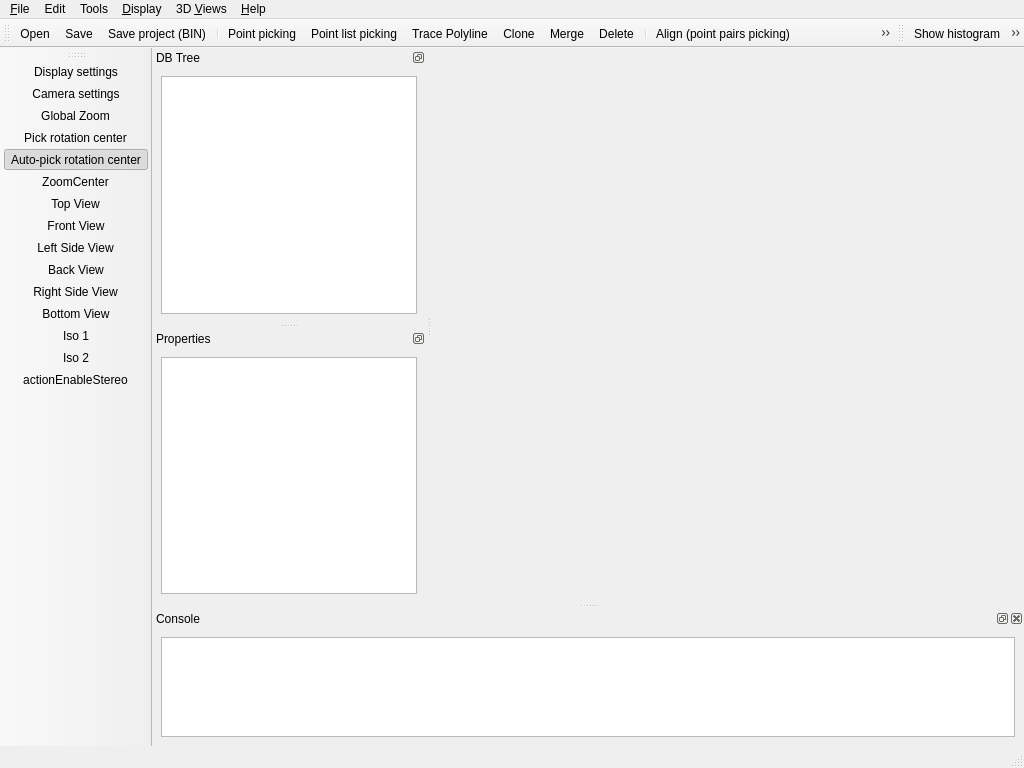
This is qCC/ui_templates/mainWindow.ui in pw-q/CloudCompare as Qt 5 draws it before an edit. The edited form follows.
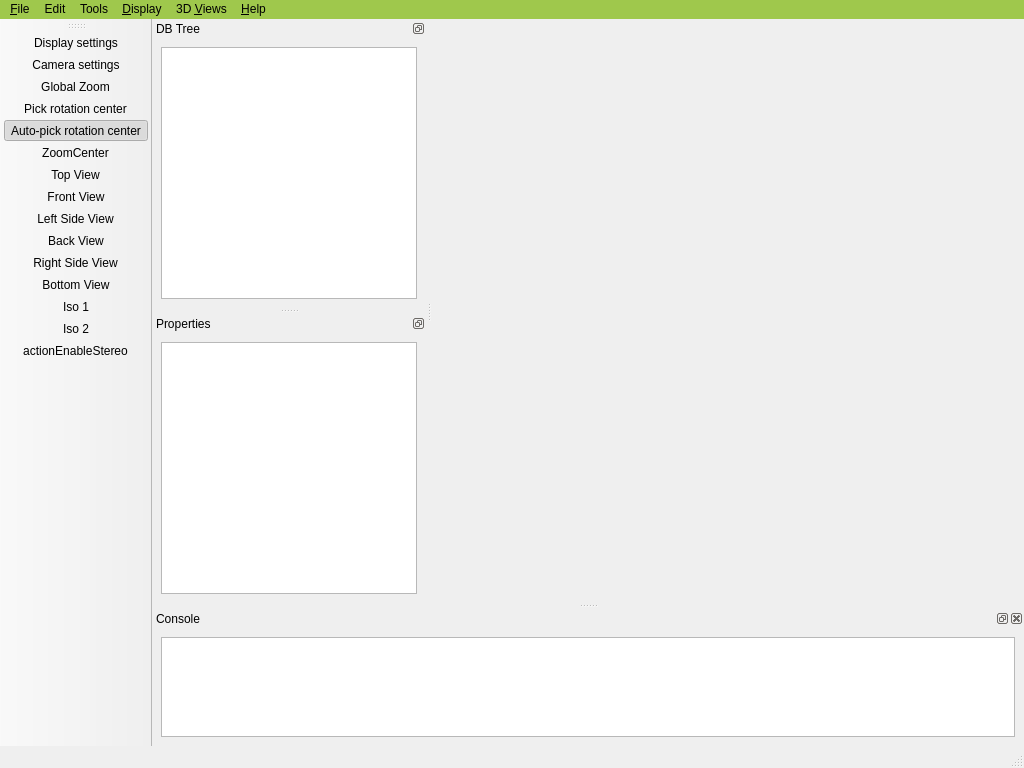
This is the edited form. Icons and pictures are not drawn. Custom widgets are drawn as their Qt base class.

Commit message: 初步修改界面

```diff
--- a/qCC/ui_templates/mainWindow.ui
+++ b/qCC/ui_templates/mainWindow.ui
@@ -39,9 +39,12 @@
      <x>0</x>
      <y>0</y>
      <width>1024</width>
-     <height>21</height>
+     <height>28</height>
     </rect>
    </property>
+   <property name="styleSheet">
+    <string notr="true">background-color: rgb(159, 200, 76);</string>
+   </property>
    <widget class="QMenu" name="menuFile">
     <property name="title">
      <string>&amp;File</string>
@@ -538,6 +541,9 @@
      <height>175</height>
     </size>
    </property>
+   <property name="styleSheet">
+    <string notr="true"/>
+   </property>
    <property name="floating">
     <bool>false</bool>
    </property>
@@ -690,68 +696,6 @@
     </layout>
    </widget>
   </widget>
-  <widget class="QToolBar" name="toolBarMainTools">
-   <property name="windowTitle">
-    <string>Main tools</string>
-   </property>
-   <property name="toolTip">
-    <string>Main tools</string>
-   </property>
-   <attribute name="toolBarArea">
-    <enum>TopToolBarArea</enum>
-   </attribute>
-   <attribute name="toolBarBreak">
-    <bool>false</bool>
-   </attribute>
-   <addaction name="actionOpen"/>
-   <addaction name="actionSave"/>
-   <addaction name="actionSaveProject"/>
-   <addaction name="separator"/>
-   <addaction name="actionPointPicking"/>
-   <addaction name="actionPointListPicking"/>
-   <addaction name="actionTracePolyline"/>
-   <addaction name="actionClone"/>
-   <addaction name="actionMerge"/>
-   <addaction name="actionDelete"/>
-   <addaction name="separator"/>
-   <addaction name="actionPointPairsAlign"/>
-   <addaction name="actionRegister"/>
-   <addaction name="actionSubsample"/>
-   <addaction name="actionSamplePointsOnMesh"/>
-   <addaction name="actionCloudCloudDist"/>
-   <addaction name="actionCloudMeshDist"/>
-   <addaction name="actionCloudPrimitiveDist"/>
-   <addaction name="actionLabelConnectedComponents"/>
-   <addaction name="actionPrimitiveFactory"/>
-   <addaction name="actionRasterize"/>
-   <addaction name="actionSORFilter"/>
-   <addaction name="separator"/>
-   <addaction name="actionSegment"/>
-   <addaction name="actionTranslateRotate"/>
-   <addaction name="actionCrossSection"/>
-   <addaction name="actionExtractSections"/>
-  </widget>
-  <widget class="QToolBar" name="toolBarSFTools">
-   <property name="windowTitle">
-    <string>Scalar field tools</string>
-   </property>
-   <property name="toolTip">
-    <string>Scalar field tools</string>
-   </property>
-   <attribute name="toolBarArea">
-    <enum>TopToolBarArea</enum>
-   </attribute>
-   <attribute name="toolBarBreak">
-    <bool>false</bool>
-   </attribute>
-   <addaction name="actionShowHistogram"/>
-   <addaction name="actionComputeStatParams"/>
-   <addaction name="actionFilterByValue"/>
-   <addaction name="actionDeleteScalarField"/>
-   <addaction name="actionAddConstantSF"/>
-   <addaction name="actionScalarFieldArithmetic"/>
-   <addaction name="actionOpenColorScalesManager"/>
-  </widget>
   <widget class="QDockWidget" name="DockableProperties">
    <property name="minimumSize">
     <size>
```
Left out of the diff: 36 changed lines with no effect on the pictures. The commit also changes 4 other files.
